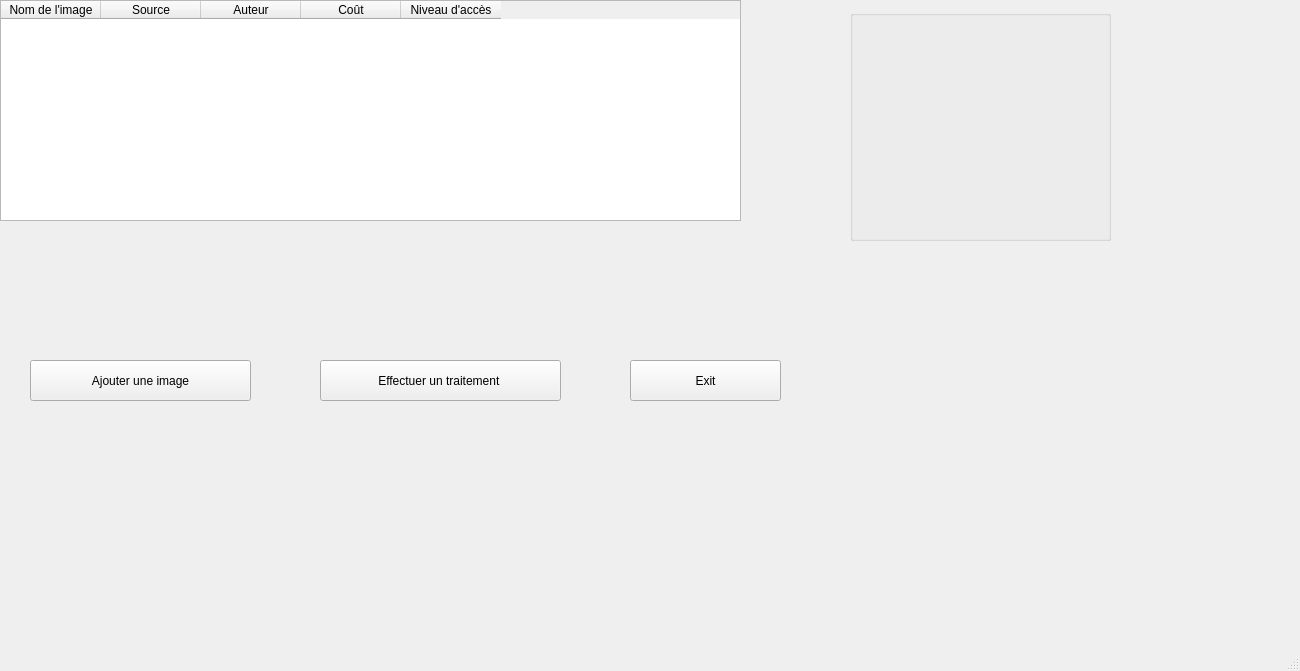
Old version of the form ui/listwindow.ui in the repository konstantinosmelis/projet-informatique.
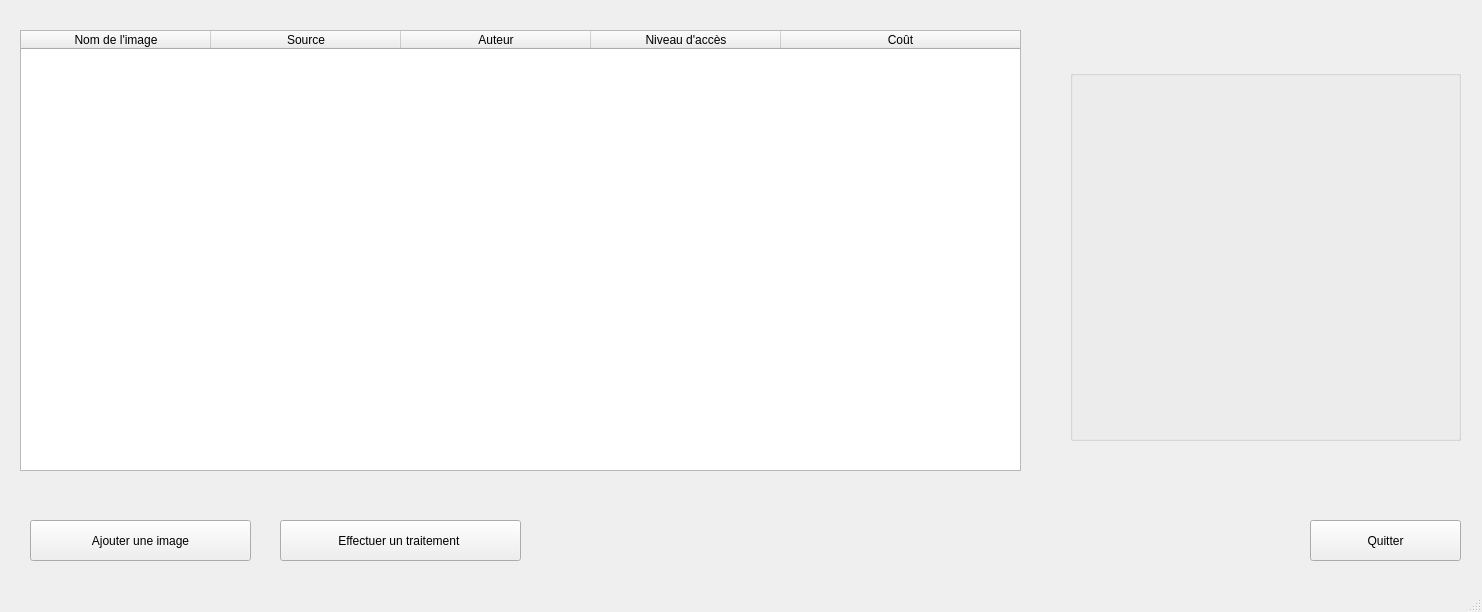
New version of the form.

Commit message: Modified UIs and added signal to update table when an image is added to the DB

Diff of the .ui file:
```diff
--- a/ui/listwindow.ui
+++ b/ui/listwindow.ui
@@ -6,67 +6,32 @@
    <rect>
     <x>0</x>
     <y>0</y>
-    <width>1300</width>
-    <height>671</height>
+    <width>1482</width>
+    <height>612</height>
    </rect>
   </property>
   <property name="windowTitle">
    <string>Liste des images</string>
   </property>
   <widget class="QWidget" name="centralWidget">
-   <widget class="QTableWidget" name="databaseTable">
-    <property name="geometry">
-     <rect>
-      <x>0</x>
-      <y>0</y>
-      <width>741</width>
-      <height>221</height>
-     </rect>
-    </property>
-    <column>
-     <property name="text">
-      <string>Nom de l'image</string>
-     </property>
-    </column>
-    <column>
-     <property name="text">
-      <string>Source</string>
-     </property>
-    </column>
-    <column>
-     <property name="text">
-      <string>Auteur</string>
-     </property>
-    </column>
-    <column>
-     <property name="text">
-      <string>Coût</string>
-     </property>
-    </column>
-    <column>
-     <property name="text">
-      <string>Niveau d'accès</string>
-     </property>
-    </column>
-   </widget>
    <widget class="QPushButton" name="exitButton">
     <property name="geometry">
      <rect>
-      <x>630</x>
-      <y>360</y>
+      <x>1310</x>
+      <y>520</y>
       <width>151</width>
       <height>41</height>
      </rect>
     </property>
     <property name="text">
-     <string>Exit</string>
+     <string>Quitter</string>
     </property>
    </widget>
    <widget class="QPushButton" name="addImageButton">
     <property name="geometry">
      <rect>
       <x>30</x>
-      <y>360</y>
+      <y>520</y>
       <width>221</width>
       <height>41</height>
      </rect>
@@ -78,8 +43,8 @@
    <widget class="QPushButton" name="imageProcessingButton">
     <property name="geometry">
      <rect>
-      <x>320</x>
-      <y>360</y>
+      <x>280</x>
+      <y>520</y>
       <width>241</width>
       <height>41</height>
      </rect>
@@ -88,18 +53,90 @@
      <string>Effectuer un traitement </string>
     </property>
    </widget>
-   <widget class="QGroupBox" name="imageDisplayBox">
+   <widget class="QTableWidget" name="databaseTable">
     <property name="geometry">
      <rect>
-      <x>850</x>
-      <y>10</y>
-      <width>261</width>
-      <height>231</height>
+      <x>20</x>
+      <y>30</y>
+      <width>1001</width>
+      <height>441</height>
+     </rect>
+    </property>
+    <property name="cornerButtonEnabled">
+     <bool>false</bool>
+    </property>
+    <attribute name="horizontalHeaderCascadingSectionResizes">
+     <bool>false</bool>
+    </attribute>
+    <attribute name="horizontalHeaderMinimumSectionSize">
+     <number>70</number>
+    </attribute>
+    <attribute name="horizontalHeaderDefaultSectionSize">
+     <number>190</number>
+    </attribute>
+    <attribute name="horizontalHeaderStretchLastSection">
+     <bool>true</bool>
+    </attribute>
+    <attribute name="verticalHeaderCascadingSectionResizes">
+     <bool>true</bool>
+    </attribute>
+    <attribute name="verticalHeaderShowSortIndicator" stdset="0">
+     <bool>true</bool>
+    </attribute>
+    <attribute name="verticalHeaderStretchLastSection">
+     <bool>false</bool>
+    </attribute>
+    <column>
+     <property name="text">
+      <string>Nom de l'image</string>
+     </property>
+    </column>
+    <column>
+     <property name="text">
+      <string>Source</string>
+     </property>
+    </column>
+    <column>
+     <property name="text">
+      <string>Auteur</string>
+     </property>
+    </column>
+    <column>
+     <property name="text">
+      <string>Niveau d'accès</string>
+     </property>
+    </column>
+    <column>
+     <property name="text">
+      <string>Coût</string>
+     </property>
+    </column>
+   </widget>
+   <widget class="QGroupBox" name="groupBox">
+    <property name="geometry">
+     <rect>
+      <x>1070</x>
+      <y>70</y>
+      <width>391</width>
+      <height>371</height>
      </rect>
     </property>
     <property name="title">
      <string/>
     </property>
+    <widget class="QLabel" name="thumnailContainer">
+     <property name="geometry">
+      <rect>
+       <x>0</x>
+       <y>0</y>
+       <width>391</width>
+       <height>371</height>
+      </rect>
+     </property>
+     <property name="text">
+      <string/>
+     </property>
+    </widget>
    </widget>
   </widget>
   <widget class="QMenuBar" name="menubar">
```
Left out of the diff: 4 changed lines with no effect on the pictures. The commit also changes 7 other files.
